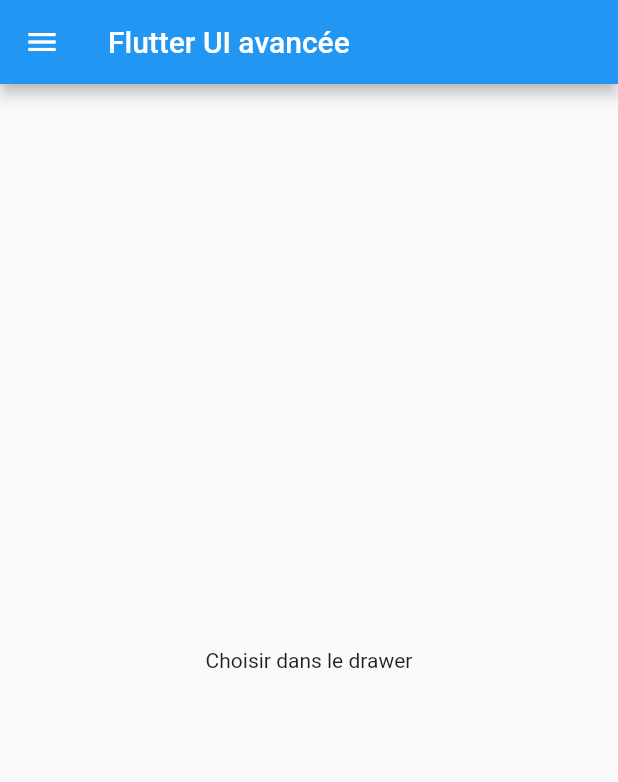
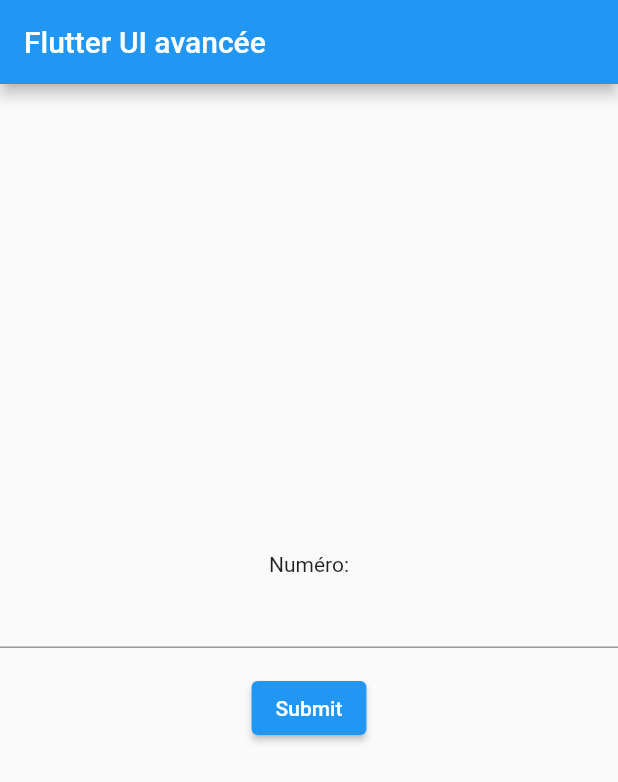
Before and after one commit to EducLecomte/Flutter_uia_input, a Flutter app: the screen it shows after launch, on a phone screen of 412 x 824 dp. Shown: the top 782 px of the screen. Run offline on Flutter 3.47's test engine with Material 2 defaults, Android fonts, the light colour scheme and no system bars.

Commit message:
modif avec un old

```diff
--- a/lib/main.dart
+++ b/lib/main.dart
@@ -29,21 +29,16 @@
 }
 
 class _MyHomePageState extends State<MyHomePage> {
-  String _textChanged = "";
-  String _textSubmitted = "";
-
   final _formKey = GlobalKey<FormState>();
   String _valeurSaisie = "";
 
-  Widget _body = Center(
-    child: Column(
-        mainAxisAlignment: MainAxisAlignment.center,
-        children: [Text("Choisir dans le drawer")]),
-  );
-
-  void changeBody(int bodyNum) {
-    if (bodyNum == 2) {
-      _body = Center(
+  @override
+  Widget build(BuildContext context) {
+    return Scaffold(
+      appBar: AppBar(
+        title: Text(widget.title),
+      ),
+      body: Center(
         child: Form(
           key: _formKey,
           child: Column(
@@ -79,177 +74,7 @@
             ],
           ),
         ),
-      );
-    } else {
-      // on considère que bobyNum ==1
-      // ajouter avant le else final, d'autre elseif pour d'autre valeur (3, 4, ...)
-
-      /**
-       *
-       *
-       * A debugger
-       *
-       */
-      _body = Center(
-        child: SingleChildScrollView(
-          child: Column(
-            mainAxisAlignment: MainAxisAlignment.center,
-            children: <Widget>[
-              const Text(
-                "Veuillez tester le textField :",
-                style: TextStyle(fontWeight: FontWeight.bold),
-              ),
-              TextField(
-                decoration: const InputDecoration(
-                    hintText: "Zone de saisie", labelText: "Label"),
-                onChanged: (value) {
-                  setState(() {
-                    //_textChanged = value;
-                    if (!value.contains(RegExp(r'[0-9]'))) {
-                      _textChanged = value;
-                    }
-                  });
-                },
-                onSubmitted: (value) {
-                  setState(() {
-                    _textSubmitted = value;
-                  });
-                },
-
-                //controller: _contoller,
-                //obscureText: true, // pour la saisie des mot de pase
-              ),
-              const Padding(padding: EdgeInsets.only(top: 50)),
-              const Text(
-                "Texte en cours dans le textFiel :",
-                style: TextStyle(fontWeight: FontWeight.bold),
-              ),
-              Text("$_textChanged"),
-              const Padding(padding: EdgeInsets.only(top: 10)),
-              const Text(
-                "Texte soumis dans textField :",
-                style: TextStyle(fontWeight: FontWeight.bold),
-              ),
-              Text("$_textSubmitted"),
-            ],
-          ),
-        ),
-      );
-    }
-    setState(() {});
-  }
-
-/*
-/**
- * controle de saisie avec l'attribut controller
- */
-  final _contoller = TextEditingController();
-  // cette méthode se déclanche une fois, au moment de l'initialisation de l'écran
-  void initState() {
-    super.initState();
-    _contoller.addListener(_afficherLaValeurDuChamp);
-    _contoller.value = TextEditingValue(text: "$_textChanged");
-  }
-
-  // cette méthode supprime le controleur
-  void dispose() {
-    _contoller.dispose();
-    super.dispose();
-  }
-
-  void _afficherLaValeurDuChamp() {
-    setState(() {
-      _textChanged = _contoller.text;
-    });
-  }*/
-
-  @override
-  Widget build(BuildContext context) {
-    return Scaffold(
-      appBar: AppBar(
-        title: Text(widget.title),
       ),
-      drawer: Drawer(
-        child: ListView(
-          padding: EdgeInsets.zero,
-          children: <Widget>[
-            const DrawerHeader(
-              decoration: BoxDecoration(
-                color: Colors.blue,
-              ),
-              child: Text(
-                'Menu',
-                style: TextStyle(
-                  color: Colors.white,
-                  fontSize: 24,
-                ),
-              ),
-            ),
-            ListTile(
-              leading: Icon(Icons.looks_one),
-              title: Text('TextField'),
-              onTap: () {
-                changeBody(1);
-                Navigator.pop(context);
-              },
-            ),
-            ListTile(
-              leading: Icon(Icons.looks_two),
-              title: Text('TextFormField'),
-              onTap: () {
-                changeBody(2);
-                Navigator.pop(context);
-              },
-            ),
-          ],
-        ),
-      ),
-      // body: Center(
-      //   child: SingleChildScrollView(
-      //     child: Column(
-      //       mainAxisAlignment: MainAxisAlignment.center,
-      //       children: <Widget>[
-      //         const Text(
-      //           "Veuillez tester le textField :",
-      //           style: TextStyle(fontWeight: FontWeight.bold),
-      //         ),
-      //         TextField(
-      //           decoration: const InputDecoration(
-      //               hintText: "Zone de saisie", labelText: "Label"),
-      //           onChanged: (value) {
-      //             setState(() {
-      //               //_textChanged = value;
-      //               if (!value.contains(RegExp(r'[0-9]'))) {
-      //                 _textChanged = value;
-      //               }
-      //             });
-      //           },
-      //           onSubmitted: (value) {
-      //             setState(() {
-      //               _textSubmitted = value;
-      //             });
-      //           },
-
-      //           //controller: _contoller,
-      //           //obscureText: true, // pour la saisie des mot de pase
-      //         ),
-      //         const Padding(padding: EdgeInsets.only(top: 50)),
-      //         const Text(
-      //           "Texte en cours dans le textFiel :",
-      //           style: TextStyle(fontWeight: FontWeight.bold),
-      //         ),
-      //         Text("$_textChanged"),
-      //         const Padding(padding: EdgeInsets.only(top: 10)),
-      //         const Text(
-      //           "Texte soumis dans textField :",
-      //           style: TextStyle(fontWeight: FontWeight.bold),
-      //         ),
-      //         Text("$_textSubmitted"),
-      //       ],
-      //     ),
-      //   ),
-      // )
-      body: _body,
     );
   }
 }
```
